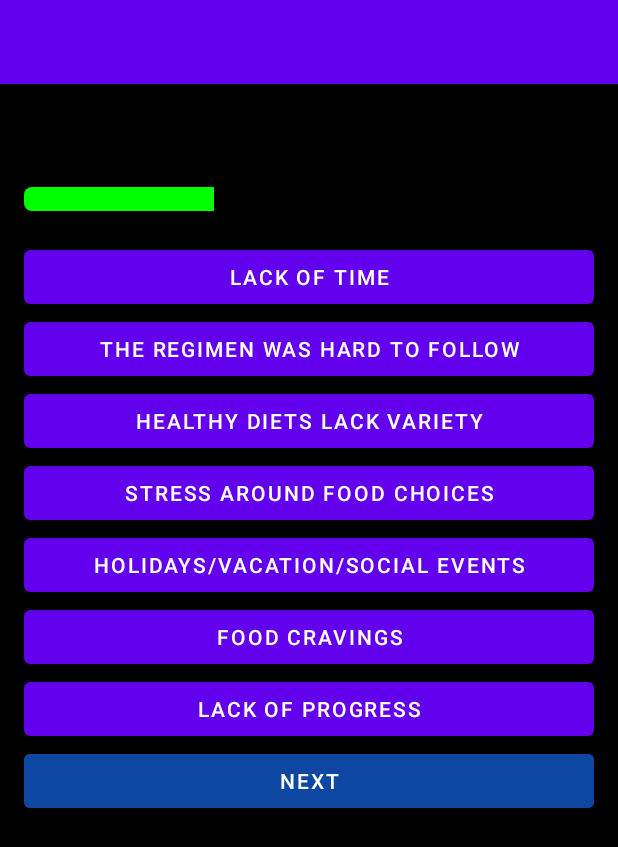
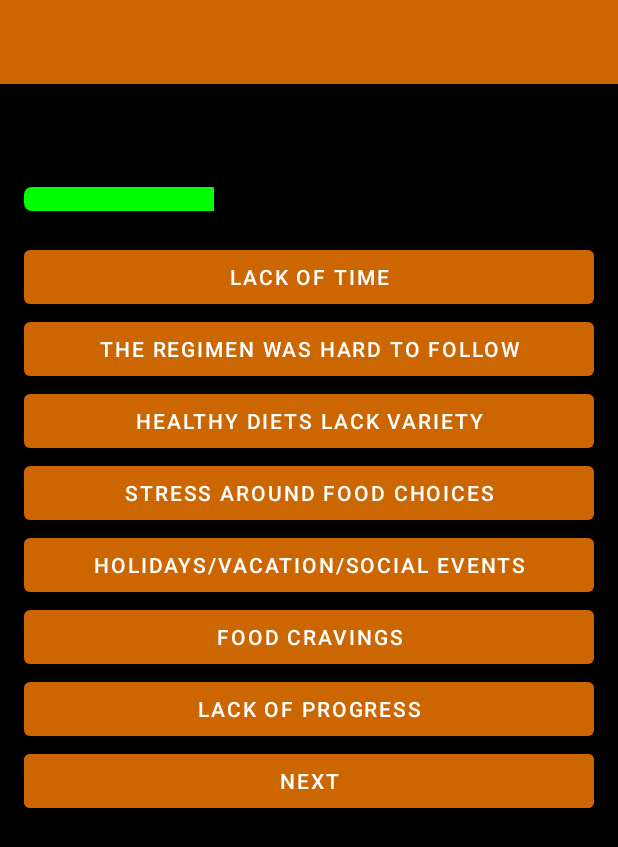
Before and after one commit to NikitaClark/FitNest, an Android app: the LoseWeight screen opened directly, with no data from a screen before it, on a phone screen of 412 x 824 dp. Shown: the top 847 px of the screen. Run offline under Robolectric (Android 15) with nearby library versions, the phone set to English and light mode, and no system bars.

Commit message:
full update

```diff
--- a/app/src/main/AndroidManifest.xml
+++ b/app/src/main/AndroidManifest.xml
@@ -28,6 +28,7 @@
         <activity android:name=".LogIn" />
         <activity android:name=".LoseWeight" />
         <activity android:name=".GainMuscle" />
+        <activity android:name=".DashBoard" />
 
 
 
--- a/app/src/main/res/layout/activity_loseweight.xml
+++ b/app/src/main/res/layout/activity_loseweight.xml
@@ -303,7 +303,7 @@
         android:layout_width="match_parent"
         android:layout_height="wrap_content"
         android:text="Next"
-        android:backgroundTint="#0D47A1"
+        android:backgroundTint="@color/deep_orange"
 
         android:textColor="#FFFFFF"/>
 
--- a/app/src/main/res/values-night/themes.xml
+++ b/app/src/main/res/values-night/themes.xml
@@ -2,12 +2,12 @@
     <!-- Base application theme. -->
     <style name="Theme.MyApplication" parent="Theme.MaterialComponents.DayNight">
         <!-- Primary brand color. -->
-        <item name="colorPrimary">@color/purple_200</item>
-        <item name="colorPrimaryVariant">@color/purple_700</item>
+        <item name="colorPrimary">@color/deep_orange</item>
+        <item name="colorPrimaryVariant">@color/deep_orange</item>
         <item name="colorOnPrimary">@color/black</item>
         <!-- Secondary brand color. -->
-        <item name="colorSecondary">@color/teal_200</item>
-        <item name="colorSecondaryVariant">@color/teal_200</item>
+        <item name="colorSecondary">@color/deep_orange</item>
+        <item name="colorSecondaryVariant">@color/deep_orange</item>
         <item name="colorOnSecondary">@color/black</item>
         <!-- Status bar color. -->
         <item name="android:statusBarColor" tools:targetApi="1">@color/black</item>
--- a/app/src/main/res/values/colors.xml
+++ b/app/src/main/res/values/colors.xml
@@ -1,13 +1,13 @@
 <?xml version="1.0" encoding="utf-8"?>
 <resources>
-    <color name="purple_200">#FFBB86FC</color>
-    <color name="purple_500">#FF6200EE</color>
-    <color name="purple_700">#FF3700B3</color>
-    <color name="teal_200">#FF03DAC5</color>
-    <color name="teal_700">#FF018786</color>
+
     <color name="black">#FF000000</color>
     <color name="white">#FFFFFFFF</color>
     <color name="orange">#FFA500</color>
     <color name="dark_brown">#171717</color>
     <color name="light_brown">#303030</color>
+    <color name="yourDesiredColor">#FFA500</color>
+    <color name="deep_orange">#CC6600</color>
+
+
 </resources>
--- a/app/src/main/res/values/themes.xml
+++ b/app/src/main/res/values/themes.xml
@@ -2,12 +2,12 @@
     <!-- Base application theme. -->
     <style name="Theme.MyApplication" parent="Theme.MaterialComponents.DayNight">
         <!-- Primary brand color. -->
-        <item name="colorPrimary">@color/purple_500</item>
-        <item name="colorPrimaryVariant">@color/purple_700</item>
+        <item name="colorPrimary">@color/deep_orange</item>
+        <item name="colorPrimaryVariant">@color/deep_orange</item>
         <item name="colorOnPrimary">@color/white</item>
         <!-- Secondary brand color. -->
-        <item name="colorSecondary">@color/teal_200</item>
-        <item name="colorSecondaryVariant">@color/teal_700</item>
+        <item name="colorSecondary">@color/deep_orange</item>
+        <item name="colorSecondaryVariant">@color/deep_orange</item>
         <item name="colorOnSecondary">@color/black</item>
         <!-- Status bar color. -->
         <item name="android:statusBarColor" tools:targetApi="1">@color/black</item>
--- a/build.gradle
+++ b/build.gradle
@@ -1,5 +1,5 @@
 // Top-level build file where you can add configuration options common to all sub-projects/modules.
 plugins {
-    id 'com.android.application' version '8.2.2' apply false
-    id 'com.android.library' version '8.2.2' apply false
+    id 'com.android.application' version '8.3.0' apply false
+    id 'com.android.library' version '8.3.0' apply false
 }
```
Also changed, not shown: app/src/main/java/com/example/myapplication/DashBoard.java (added, +34 -0 lines), app/src/main/java/com/example/myapplication/GainMuscle.java (+9 -0 lines), app/src/main/java/com/example/myapplication/LoseWeight.java (+8 -5 lines), app/src/main/res/layout/activity_dashboard.xml (added, +97 -0 lines), app/src/main/res/values/styles.xml (+35 -1 lines), app/src/main/res/drawable/nestorpic.jpg (added), gradle/wrapper/gradle-wrapper.properties, 1 other file.
